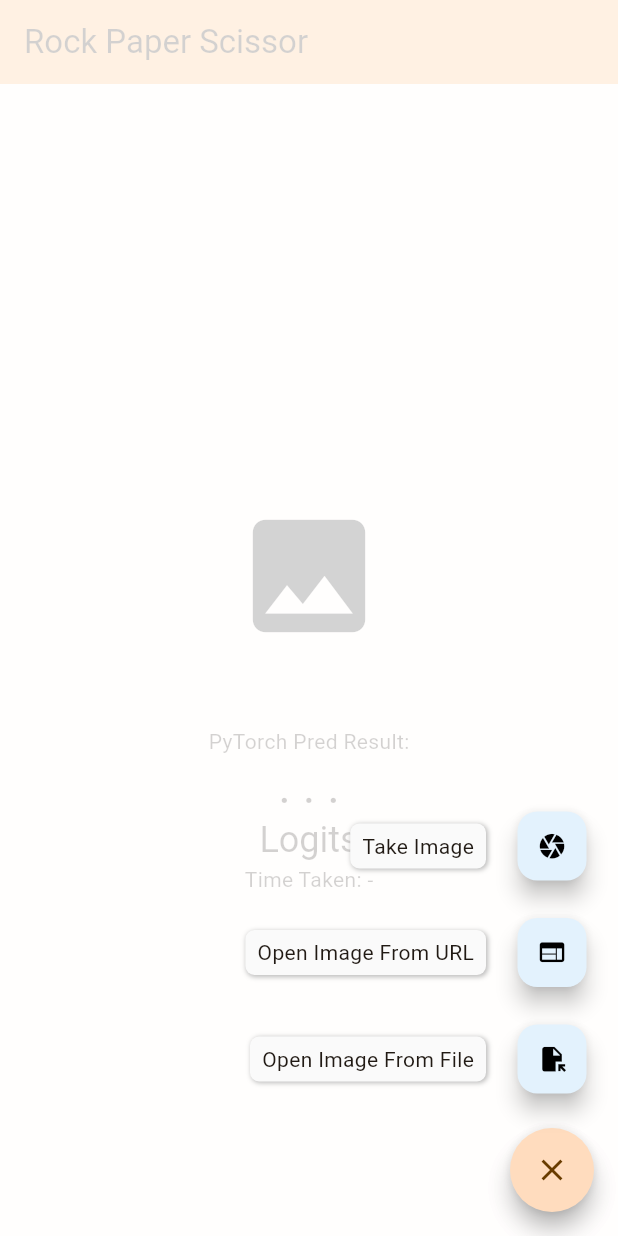
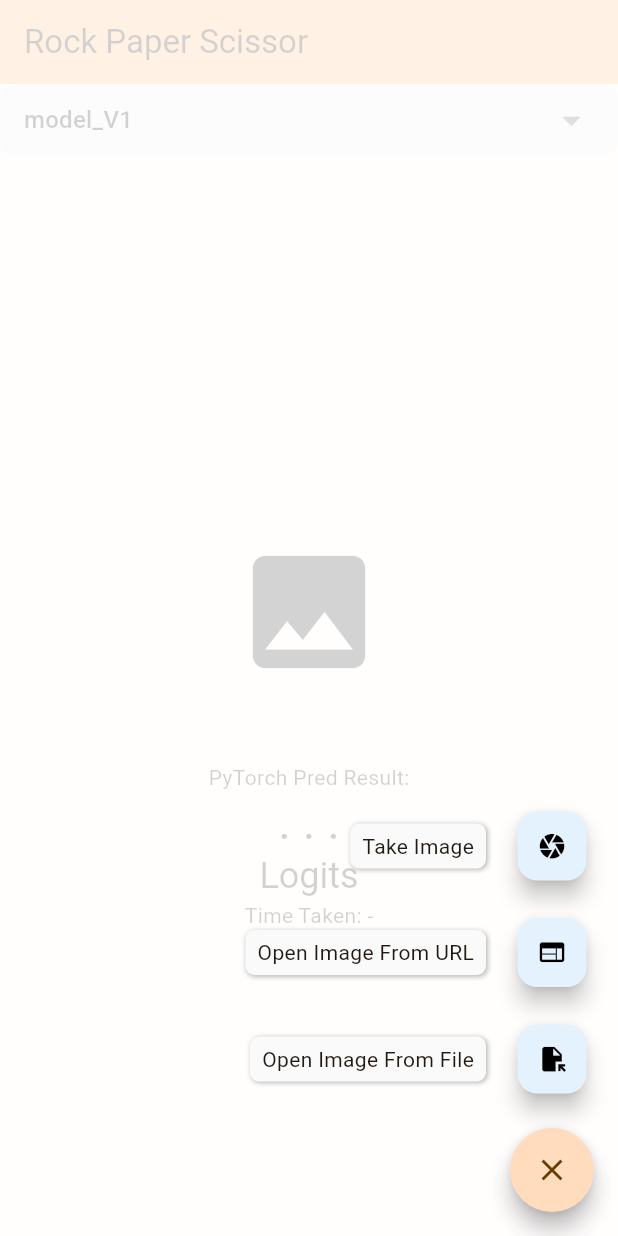
Before and after one commit to Raruu/Rokku-Peepaa-Shizaa-Flutter, a Flutter app: the screen it shows after launch, after a tap on the "image" icon, on a phone screen of 412 x 824 dp. Run offline on Flutter 3.47's test engine with Material 3 defaults, Android fonts, the phone set to English and light mode, and no system bars; drawn by our look-alikes of flutter_speed_dial; our stand-ins replace camera, file_picker, flutter_cache_manager; missing offline and left inert: tflite_flutter; statements that could not run were skipped.

Commit message:
feat: add new model

```diff
--- a/lib/models/rps_model.dart
+++ b/lib/models/rps_model.dart
@@ -2,40 +2,48 @@ import 'dart:io';
 import 'package:flutter/foundation.dart';
 import 'package:tflite_flutter/tflite_flutter.dart' as tfl;
 import 'package:image/image.dart' as imagelib;
+import 'package:flutter_rps/models/rps_models_constant.dart' as model;
 
 class RpsModel {
-  List<String> get classNames => ['paper', 'rock', 'scissors'];
+  List<String> get modelNames => model.modelNames;
+  List<String> get classNames => model.classNames;
+
   // ignore: prefer_typing_uninitialized_variables
-  var _interpreter;
+  late tfl.Interpreter _interpreter;
+  int _id = 0;
+
   final Stopwatch _stopWatch = Stopwatch();
   String get executionTime => _stopWatch.elapsed.toString().substring(5);
 
   RpsModel() {
-    loadModel();
+    // loadModel();
   }
 
-  Future<void> loadModel() async {
+  Future<void> loadModel(String modelName) async {
+    _id = model.modelNames.indexOf(modelName);
     _interpreter =
-        await tfl.Interpreter.fromAsset('assets/models/model_V1.tflite');
+        await tfl.Interpreter.fromAsset('assets/models/$modelName.tflite');
   }
 
   List<List<List<num>>> imageToTensor(File imageFile, int width, int height) {
     imagelib.Image? image = imagelib.decodeImage(imageFile.readAsBytesSync());
     image = imagelib.copyResize(image!, width: width, height: height);
 
+    if (kDebugMode) {
+      print("MEAN: ${model.mean[_id]}");
+      print("STD: ${model.std[_id]}");
+    }
+
     final imageMatrix = List.generate(
       image.height,
       (y) => List.generate(image!.width, (x) {
         final pixel = image?.getPixel(x, y);
-        var r = (pixel!.rNormalized - 0.485) / 0.229;
-        var g = (pixel.gNormalized - 0.456) / 0.224;
-        var b = (pixel.bNormalized - 0.406) / 0.225;
+        var r = (pixel!.rNormalized - model.mean[_id][0]) / model.std[_id][0];
+        var g = (pixel.gNormalized - model.mean[_id][1]) / model.std[_id][1];
+        var b = (pixel.bNormalized - model.mean[_id][2]) / model.std[_id][2];
         return [r, g, b];
       }),
     );
-
-    // mean=[0.485, 0.456, 0.406]
-    // std=[0.229, 0.224, 0.225]
 
     List<List<List<num>>> permutedList = List.generate(
       3,
@@ -63,9 +71,9 @@ class RpsModel {
     _interpreter.run(input, output);
 
     if (kDebugMode) {
-      print(input.shape);
-      print(output.shape);
-      print(output);
+      print("Input Shape: $input.shape");
+      print("Output Shape: $output.shape");
+      print("Output: $output");
     }
 
     _stopWatch.stop();
@@ -81,6 +89,10 @@ class RpsModel {
         index = i;
       }
     }
-    return classNames[index];
+    return model.classNames[index];
+  }
+
+  void close() {
+    _interpreter.close();
   }
 }
--- /dev/null
+++ b/lib/models/rps_models_constant.dart
@@ -0,0 +1,20 @@
+const List<String> classNames = [
+  'paper',
+  'rock',
+  'scissors',
+];
+
+const List<String> modelNames = [
+  'model_V1',
+  'RPS2_Trans_V3_NoGrad_5Ep',
+];
+
+const List<List<double>> mean = [
+  [0.485, 0.456, 0.406],
+  [0.1222, 0.1387, 0.1135],
+];
+
+const List<List<double>> std = [
+  [0.229, 0.224, 0.225],
+  [0.2518, 0.2518, 0.2518],
+];
--- a/lib/screens/test_rps.dart
+++ b/lib/screens/test_rps.dart
@@ -18,6 +18,7 @@ class MyHomePage extends StatefulWidget {
 }
 
 class _MyHomePageState extends State<MyHomePage> {
+  late String dropDownModelValue;
   late final CacheManager cacheManager;
   final RpsModel _rpsModel = RpsModel();
 
@@ -45,10 +46,13 @@ class _MyHomePageState extends State<MyHomePage> {
     super.initState();
     _imageWidgetPlotter = Utils.plotImage(null);
     cacheManager = DefaultCacheManager();
+    dropDownModelValue = _rpsModel.modelNames.first;
+    _rpsModel.loadModel(dropDownModelValue);
   }
 
   @override
   void dispose() {
+    _rpsModel.close();
     cacheManager.emptyCache();
     cacheManager.dispose();
     super.dispose();
@@ -61,8 +65,12 @@ class _MyHomePageState extends State<MyHomePage> {
         backgroundColor: Theme.of(context).colorScheme.inversePrimary,
         title: Text(widget.title),
       ),
-      body: Center(
-        child: predictResult(context),
+      body: Column(
+        crossAxisAlignment: CrossAxisAlignment.center,
+        children: [
+          dropDownModels(),
+          Expanded(child: predictResult(context)),
+        ],
       ),
       floatingActionButton: SpeedDial(
         icon: Icons.image,
@@ -85,21 +93,41 @@ class _MyHomePageState extends State<MyHomePage> {
           ),
           SpeedDialChild(
             child: const Icon(Icons.camera),
-            onTap: () async {
-              final cameras = await availableCameras();
-              if (!context.mounted) return;
-              final results = await Navigator.of(context).push(
-                MaterialPageRoute(
-                  builder: (context) => CameraScreen(camera: cameras.first),
-                ),
-              );
-              _imageWidgetPlotter = Utils.plotImage(results);
-              _predictImage(results);
-            },
+            onTap: predictFromCamera,
             backgroundColor: Theme.of(context).secondaryHeaderColor,
             label: 'Take Image',
           ),
         ],
+      ),
+    );
+  }
+
+  Container dropDownModels() {
+    return Container(
+      decoration: BoxDecoration(
+        color: Colors.grey[200],
+        borderRadius: BorderRadius.circular(10),
+      ),
+      child: Padding(
+        padding: const EdgeInsets.symmetric(horizontal: 16),
+        child: DropdownButton(
+          value: dropDownModelValue,
+          isExpanded: true,
+          icon: const Icon(Icons.arrow_drop_down),
+          iconSize: 30,
+          underline: const SizedBox(),
+          items: _rpsModel.modelNames.map((String value) {
+            return DropdownMenuItem(
+              value: value,
+              child: Text(value),
+            );
+          }).toList(),
+          onChanged: (value) {
+            dropDownModelValue = value!;
+            _rpsModel.loadModel(dropDownModelValue);
+            setState(() {});
+          },
+        ),
       ),
     );
   }
@@ -161,6 +189,18 @@ class _MyHomePageState extends State<MyHomePage> {
     );
   }
 
+  void predictFromCamera() async {
+    final cameras = await availableCameras();
+    if (!mounted) return;
+    final results = await Navigator.of(context).push(
+      MaterialPageRoute(
+        builder: (context) => CameraScreen(camera: cameras.first),
+      ),
+    );
+    _imageWidgetPlotter = Utils.plotImage(results);
+    _predictImage(results);
+  }
+
   Column predictResult(BuildContext context) {
     return Column(
       mainAxisAlignment: MainAxisAlignment.center,
```
Also changed, not shown: 1 other file.
